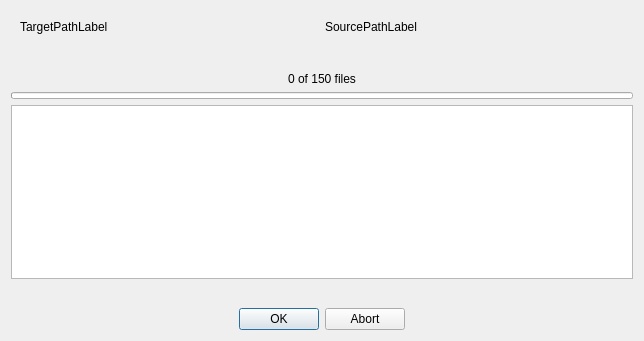
Qt form Source/OCui/Controls/ProgressDialog.ui (apertus-open-source-cinema/opencine) before a commit.
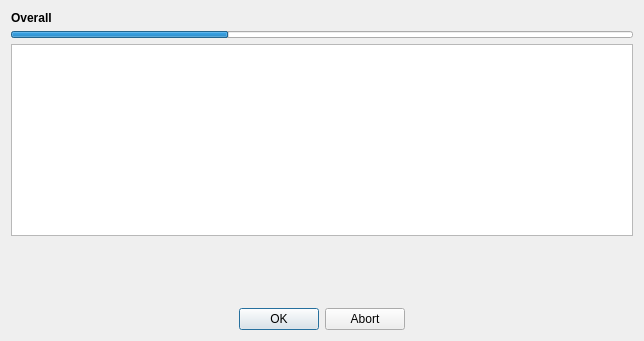
The same form after that commit.

Diff of the .ui file:
```diff
--- a/Source/OCui/Controls/ProgressDialog.ui
+++ b/Source/OCui/Controls/ProgressDialog.ui
@@ -48,49 +48,19 @@
    </item>
    <item row="0" column="0">
     <layout class="QVBoxLayout" name="verticalLayout">
-     <item>
-      <widget class="QFrame" name="horizontalFrame">
-       <layout class="QHBoxLayout" name="horizontalLayout_2">
-        <item>
-         <widget class="QLabel" name="TargetPathLabel">
-          <property name="text">
-           <string>TargetPathLabel</string>
-          </property>
-         </widget>
-        </item>
-        <item>
-         <widget class="QLabel" name="SourcePathLabel">
-          <property name="text">
-           <string>SourcePathLabel</string>
-          </property>
-         </widget>
-        </item>
-       </layout>
-      </widget>
-     </item>
-     <item>
-      <layout class="QHBoxLayout" name="horizontalLayout"/>
-     </item>
-     <item>
-      <spacer name="verticalSpacer_2">
-       <property name="orientation">
-        <enum>Qt::Vertical</enum>
-       </property>
-       <property name="sizeHint" stdset="0">
-        <size>
-         <width>20</width>
-         <height>40</height>
-        </size>
-       </property>
-      </spacer>
-     </item>
      <item>
       <widget class="QLabel" name="label">
+       <property name="font">
+        <font>
+         <weight>75</weight>
+         <bold>true</bold>
+        </font>
+       </property>
        <property name="text">
-        <string>0 of 150 files</string>
+        <string>Overall</string>
        </property>
        <property name="alignment">
-        <set>Qt::AlignCenter</set>
+        <set>Qt::AlignLeading|Qt::AlignLeft|Qt::AlignVCenter</set>
        </property>
       </widget>
      </item>
@@ -106,7 +76,7 @@
         <string notr="true"/>
        </property>
        <property name="value">
-        <number>0</number>
+        <number>35</number>
        </property>
        <property name="alignment">
         <set>Qt::AlignCenter</set>
```
